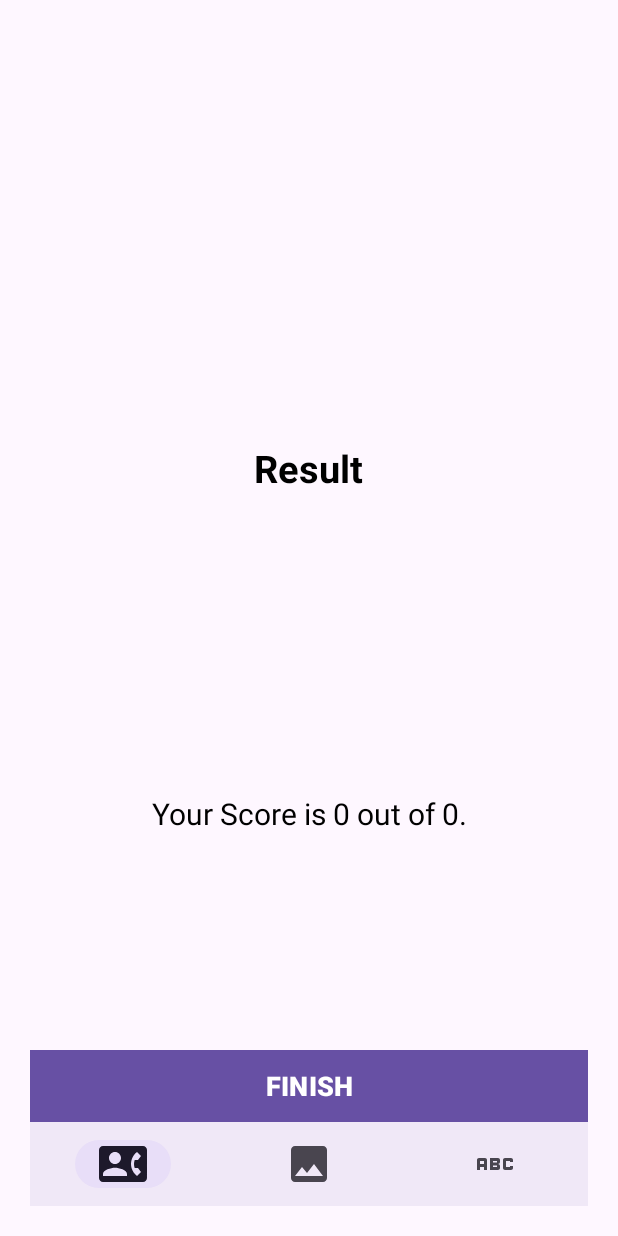
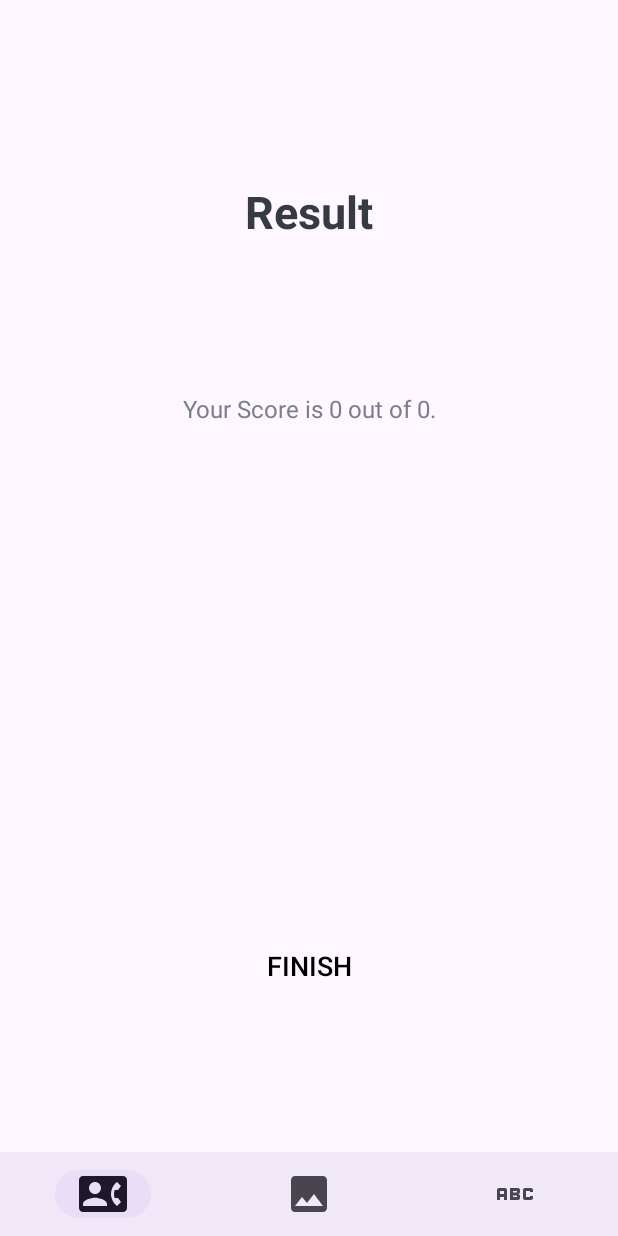
Before and after one commit to JunseoPark123/madcamp_androidproject1, an Android app: the ResultActivity screen opened directly, with no data from a screen before it, on a phone screen of 412 x 824 dp. Run offline under Robolectric (Android 15) with nearby library versions, the phone set to English and light mode, and no system bars.

Commit message:
update recent version

```diff
--- a/app/src/main/res/layout/activity_result.xml
+++ b/app/src/main/res/layout/activity_result.xml
@@ -1,53 +1,84 @@
 <?xml version="1.0" encoding="utf-8"?>
 <androidx.constraintlayout.widget.ConstraintLayout xmlns:android="http://schemas.android.com/apk/res/android"
-    xmlns:tools="http://schemas.android.com/tools"
+    xmlns:app="http://schemas.android.com/apk/res-auto"
     android:layout_width="match_parent"
     android:layout_height="match_parent"
-    xmlns:app="http://schemas.android.com/apk/res-auto"
-    android:orientation="vertical"
-    android:gravity="center_horizontal"
-    android:padding="20dp"
+    xmlns:tools="http://schemas.android.com/tools"
     tools:context=".ResultActivity">
 
+    <androidx.constraintlayout.widget.ConstraintLayout
+        android:id="@+id/contentLayout"
+        android:layout_width="0dp"
+        android:layout_height="0dp"
+        app:layout_constraintBottom_toTopOf="@id/bottom_navigation"
+        app:layout_constraintEnd_toEndOf="parent"
+        app:layout_constraintHorizontal_bias="0.0"
+        app:layout_constraintStart_toStartOf="parent"
+        app:layout_constraintTop_toTopOf="parent"
+        app:layout_constraintVertical_bias="1.0">
 
         <TextView
             android:id="@+id/tv_result"
-        android:layout_width="wrap_content"
+            android:layout_width="match_parent"
             android:layout_height="wrap_content"
+            android:layout_marginTop="20dp"
+            android:gravity="center"
             android:text="Result"
-        android:textColor="@android:color/black"
-        android:textSize="25sp"
+            android:textColor="#363A43"
+            android:textSize="30sp"
             android:textStyle="bold"
             app:layout_constraintBottom_toTopOf="@+id/tv_score"
             app:layout_constraintEnd_toEndOf="parent"
-        app:layout_constraintHorizontal_bias="0.498"
+            app:layout_constraintHorizontal_bias="1.0"
             app:layout_constraintStart_toStartOf="parent"
-        app:layout_constraintTop_toTopOf="parent"
-        app:layout_constraintVertical_bias="0.58000004" />
+            app:layout_constraintTop_toBottomOf="@+id/til_name"
+            app:layout_constraintVertical_bias="0.0"
+            tools:ignore="MissingConstraints" />
 
         <TextView
             android:id="@+id/tv_score"
-        android:layout_width="wrap_content"
+            android:layout_width="match_parent"
             android:layout_height="wrap_content"
-        android:layout_marginBottom="144dp"
-        android:textColor="@android:color/black"
-        android:textSize="20sp"
+            android:gravity="center"
+            android:text="Your Score is 9 out of 10"
+            android:textColor="#7A8089"
+            android:textSize="16sp"
             app:layout_constraintBottom_toTopOf="@+id/btn_finish"
             app:layout_constraintEnd_toEndOf="parent"
+            app:layout_constraintHorizontal_bias="0.0"
             app:layout_constraintStart_toStartOf="parent"
-        tools:text="Your Score is 9 out of 10" />
+            app:layout_constraintTop_toBottomOf="@+id/tv_result"
+            tools:ignore="MissingConstraints" />
+
+        <com.google.android.material.textfield.TextInputLayout
+            android:id="@+id/til_name"
+            style="@style/Widget.MaterialComponents.TextInputLayout.OutlinedBox"
+            android:layout_width="match_parent"
+            android:layout_height="wrap_content"
+            android:layout_marginTop="20dp"
+            tools:ignore="MissingConstraints" />
+
 
         <Button
             android:id="@+id/btn_finish"
+            style="@style/Widget.AppCompat.Button.Borderless"
             android:layout_width="match_parent"
             android:layout_height="wrap_content"
-        android:background="@android:color/white"
+            android:layout_marginTop="236dp"
+            android:elevation="20dp"
             android:text="FINISH"
-        android:textColor="@color/white"
+            android:textColor="@android:color/black"
             android:textSize="18sp"
-        android:textStyle="bold"
-        app:layout_constraintBottom_toTopOf="@+id/bottom_navigation"
-        tools:layout_editor_absoluteX="20dp" />
+            app:layout_constraintBottom_toBottomOf="parent"
+            app:layout_constraintEnd_toEndOf="parent"
+            app:layout_constraintHorizontal_bias="0.0"
+            app:layout_constraintStart_toStartOf="parent"
+            app:layout_constraintTop_toBottomOf="@+id/tv_score"
+            app:layout_constraintVertical_bias="1.0"
+            tools:ignore="MissingConstraints" />
+
+
+    </androidx.constraintlayout.widget.ConstraintLayout>
 
     <com.google.android.material.bottomnavigation.BottomNavigationView
         android:id="@+id/bottom_navigation"
@@ -57,8 +88,8 @@
         app:itemIconSize="32dp"
         app:layout_constraintBottom_toBottomOf="parent"
         app:layout_constraintEnd_toEndOf="parent"
-        app:layout_constraintLeft_toLeftOf="parent"
-        app:layout_constraintRight_toRightOf="parent"
+        app:layout_constraintHorizontal_bias="0.0"
+        app:layout_constraintStart_toStartOf="parent"
         app:menu="@menu/bottom_nav_menu" />
 
 </androidx.constraintlayout.widget.ConstraintLayout>
```
Also changed, not shown: app/src/main/java/com/example/madcamp_androidproject/DayActivity.kt (+25 -25 lines), app/src/main/res/layout/activity_day.xml (+25 -8 lines). Lines whose indentation alone changed are shown as unchanged.
